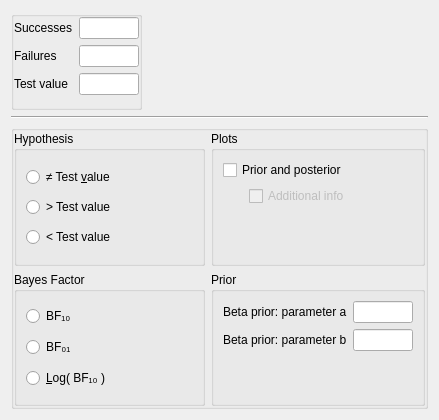
jasp-stats/jasp-desktop, file JASP-Desktop/analysisforms/SummaryStatistics/summarystatsbinomialtestbayesianform.ui: the form before one commit.
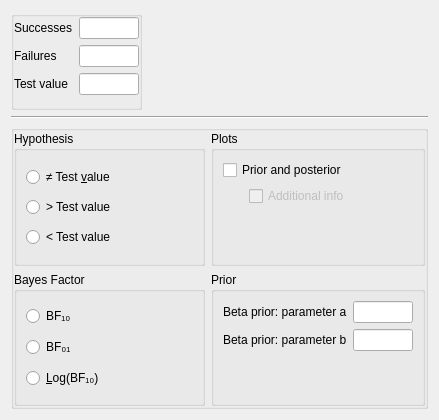
The form after the commit. Custom widgets are drawn as their Qt base class.

The edit to the form file:
```diff
--- a/JASP-Desktop/analysisforms/SummaryStatistics/summarystatsbinomialtestbayesianform.ui
+++ b/JASP-Desktop/analysisforms/SummaryStatistics/summarystatsbinomialtestbayesianform.ui
@@ -312,7 +312,7 @@
             </sizepolicy>
            </property>
            <property name="text">
-            <string>&amp;Log( BF₁₀ )</string>
+            <string>&amp;Log(BF₁₀)</string>
            </property>
           </widget>
          </item>
```
